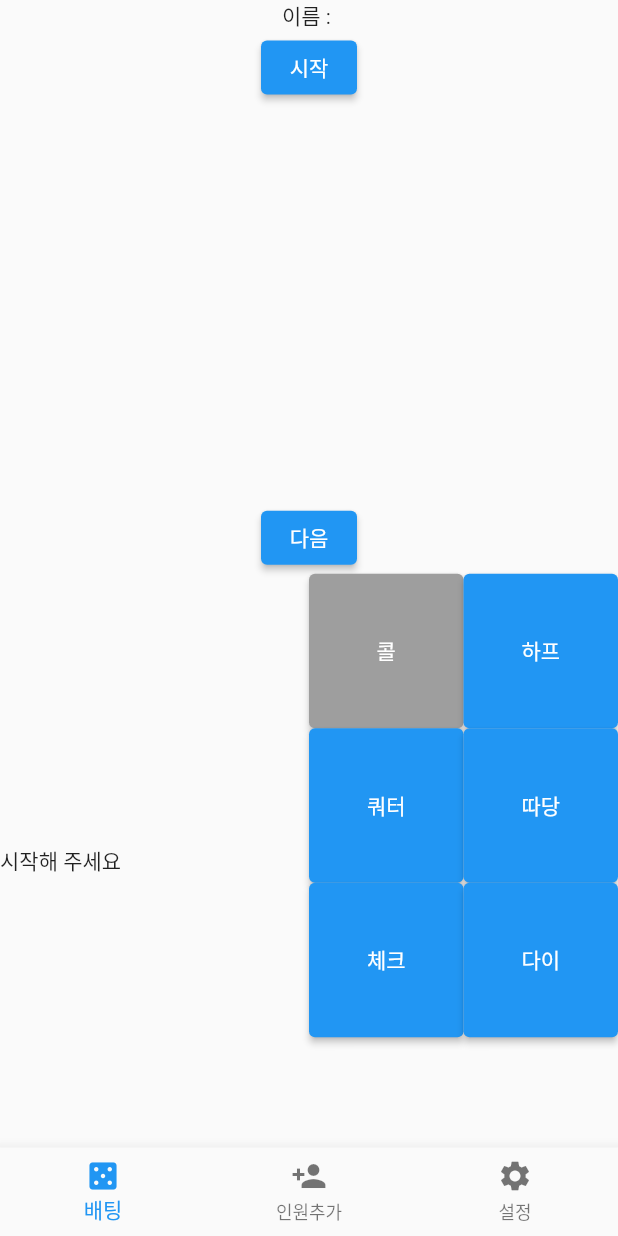
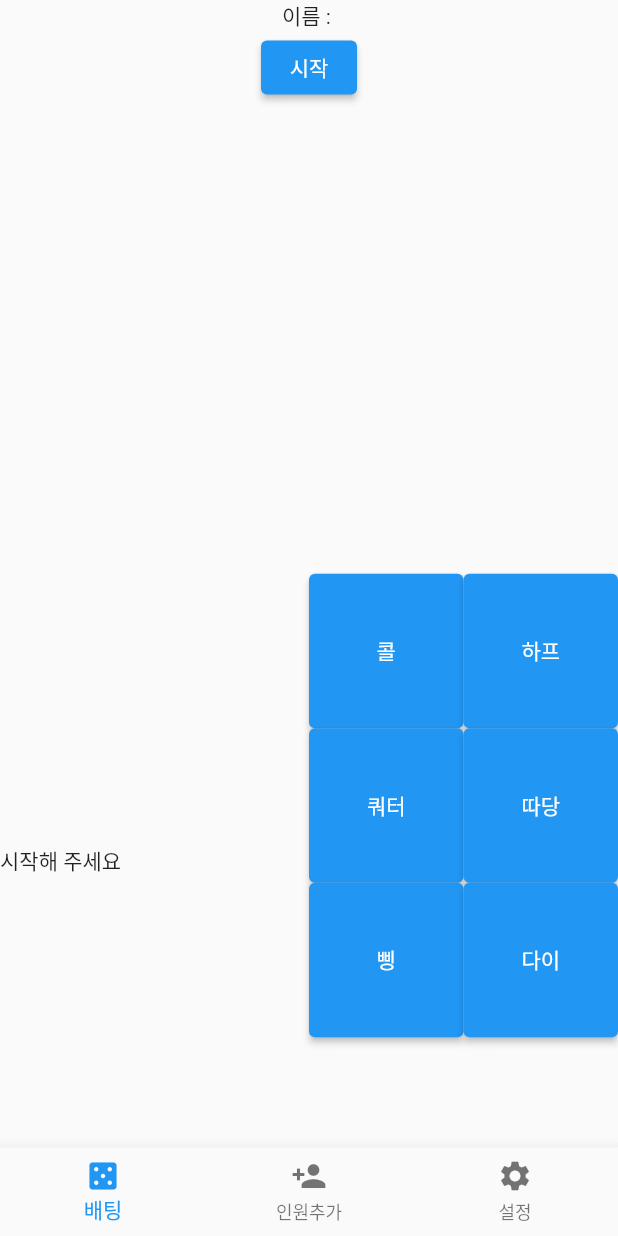
Before and after one commit to tranzal/gambling, a Flutter app: the screen it shows after launch, on a phone screen of 412 x 824 dp. Run offline on Flutter 3.47's test engine with Material 2 defaults, Android fonts, the phone set to English and light mode, and no system bars.

```diff
--- a/lib/app/provider/abstract/betting_abstract.dart
+++ b/lib/app/provider/abstract/betting_abstract.dart
@@ -8,6 +8,7 @@
   void quarter({required int id, required List<User> userList});
   void double({required int id, required List<User> userList});
   void check({required int id, required List<User> userList});
+  void same({required int id, required List<User> userList});
   void init({required List<User> userList});
   void clear();
   void bettingDefaultChange({required int bettingCost});
--- a/lib/app/ui/gambling_page.dart
+++ b/lib/app/ui/gambling_page.dart
@@ -47,10 +47,17 @@
                     Container(
                       alignment: Alignment.center,
                       child: Text(
-                          '배팅 : ${_betting.getBettingAmount().toString()}'),
+                          '판돈 : ${_betting.getBettingAmount().toString()}'),
                     ),
                 ],
               )),
+              if(_start.start)
+                if ((_betting.getBettingAmount() >= money) && id != 0)
+                  bettingButtonUtil('올인', Colors.blue, () {
+                    _betting.allIn(id: id, userList: _participant.userList);
+                    stateReset();
+                  }),
+              if(_start.start)
               if (_betting.bettingCheck())
                 ElevatedButton(
                     onPressed: () {
@@ -138,6 +145,9 @@
     if (!_start.start) {
       return ElevatedButton(
         onPressed: () {
+          if(_participant.userList.isEmpty){
+            return;
+          }
           _betting.init(userList: _participant.userList);
           _start.changeStart();
         },
@@ -154,11 +164,7 @@
               }
               _betting.winner(userList: _participant.userList, id: id);
               _start.changeStart();
-              setState(() {
-                id = 0;
-                money = 0;
-                userName = '';
-              });
+              stateReset();
             },
             child: const Text('승리'),
           ),
@@ -166,11 +172,7 @@
             onPressed: () {
               _betting.stop(userList: _participant.userList);
               _start.changeStart();
-              setState(() {
-                id = 0;
-                money = 0;
-                userName = '';
-              });
+              stateReset();
             },
             child: const Text('중지'),
           )
@@ -180,81 +182,10 @@
   }
 
   Widget bettingButton() {
-    if ((_betting.getBettingAmount() >= _participant.getMoney(id: id)) &&
-        id != 0 &&
-        !_betting.moreBettingCheck()) {
-      return Expanded(
-        child: GridView.count(
-          crossAxisCount: 2,
-          children: [
-            ElevatedButton(
-                onPressed: () {
-                  _betting.allIn(id: id, userList: _participant.userList);
-                  stateReset();
-                },
-                child: const Text('올인')),
-            ElevatedButton(
-                onPressed: () {
-                  _betting.die(id: id);
-                  stateReset();
-                },
-                child: const Text('다이')),
-          ],
-        ),
-      );
-    }
-
-    if(_betting.getBettingAmount() >= _participant.getMoney(id: id)){
-
-    }
-
     return Expanded(
       child: GridView.count(
         crossAxisCount: 2,
-        children: [
-          bettingButtonUtil('콜', _betting.moreBettingCheck() ? Colors.grey : Colors.blue, () {
-            if (_participant.getMoney(id: id) == 0) {
-              return;
-            }
-            if (_betting.moreBettingCheck()) {
-              return;
-            }
-            _betting.call(id: id, userList: _participant.userList);
-            stateReset();
-          }),
-          bettingButtonUtil('하프', Colors.blue, () {
-            if (_participant.getMoney(id: id) == 0) {
-              return;
-            }
-            _betting.half(id: id, userList: _participant.userList);
-            stateReset();
-          }),
-          bettingButtonUtil('쿼터', Colors.blue, () {
-            if (_participant.getMoney(id: id) == 0) {
-              return;
-            }
-            _betting.quarter(id: id, userList: _participant.userList);
-            stateReset();
-          }),
-          bettingButtonUtil('따당', Colors.blue, () {
-            if (_participant.getMoney(id: id) == 0) {
-              return;
-            }
-            _betting.double(id: id, userList: _participant.userList);
-            stateReset();
-          }),
-          bettingButtonUtil('체크', !_betting.moreBettingCheck() ? Colors.grey : Colors.blue, () {
-            if (!_betting.moreBettingCheck()) {
-              return;
-            }
-            _betting.check(id: id, userList: _participant.userList);
-            stateReset();
-          }),
-          bettingButtonUtil('다이', Colors.blue, () {
-            _betting.die(id: id);
-            stateReset();
-          })
-        ],
+        children: buttonList(),
       ),
     );
   }
@@ -277,4 +208,82 @@
       userName = '';
     });
   }
+
+  List<Widget> buttonList() {
+    var buttonList = <Widget>[];
+    var quarter = _betting.getBettingAmount() + (_betting.getBettingAmount() ~/4);
+    var double = _betting.getBettingAmount() * 2;
+    var half = _betting.getBettingAmount() + (_betting.getBettingAmount() ~/2);
+    var bettingPrice = _betting.getBettingAmount();
+    var money = _participant.getMoney(id: id);
+    var moreBetting = _betting.moreBettingCheck();
+    if(!_start.start || id == 0){
+      var title = <String>['콜', '하프', '쿼터', '따당', '삥', '다이'];
+      for(var temp in title){
+        buttonList.add(bettingButtonUtil(temp, Colors.blue, () {}));
+      }
+
+      return buttonList;
+    }
+
+    if(!moreBetting && bettingPrice <= money){
+        buttonList.add(
+            bettingButtonUtil(
+                '콜', moreBetting ? Colors.grey : Colors.blue, () {
+              if (moreBetting) {
+                return;
+              }
+              _betting.call(id: id, userList: _participant.userList);
+              stateReset();
+            })
+        );
+    } else {
+      buttonList.add(bettingButtonUtil('체크', !moreBetting ? Colors.grey : Colors.blue, () {
+        if (!moreBetting) {
+          return;
+        }
+        _betting.check(id: id, userList: _participant.userList);
+        stateReset();
+      }));
+    }
+
+    buttonList.add(bettingButtonUtil('하프',(half <= money) ? Colors.blue : Colors.grey, () {
+      if(!(half <= money)) {
+        return;
+      }
+      _betting.half(id: id, userList: _participant.userList);
+      stateReset();
+    }));
+
+    buttonList.add(bettingButtonUtil('쿼터', (quarter <= money) ? Colors.blue : Colors.grey, () {
+      if(!(quarter <= money)){
+        return;
+      }
+      _betting.quarter(id: id, userList: _participant.userList);
+      stateReset();
+    }));
+
+    buttonList.add(bettingButtonUtil('따당', (double <= money) ? Colors.blue : Colors.grey, () {
+      if(!(double <= money)){
+        return;
+      }
+      _betting.double(id: id, userList: _participant.userList);
+      stateReset();
+    }));
+
+    buttonList.add(bettingButtonUtil('삥', (bettingPrice <= money) ? Colors.blue : Colors.grey, () {
+      if(!(bettingPrice <= money)){
+        return;
+      }
+      _betting.same(id: id, userList: _participant.userList);
+      stateReset();
+    }));
+
+    buttonList.add(bettingButtonUtil('다이', Colors.blue, () {
+      _betting.die(id: id);
+      stateReset();
+    }));
+
+    return buttonList;
+  }
 }
```
Also changed, not shown: lib/app/provider/betting_provider.dart (+10 -0 lines).
